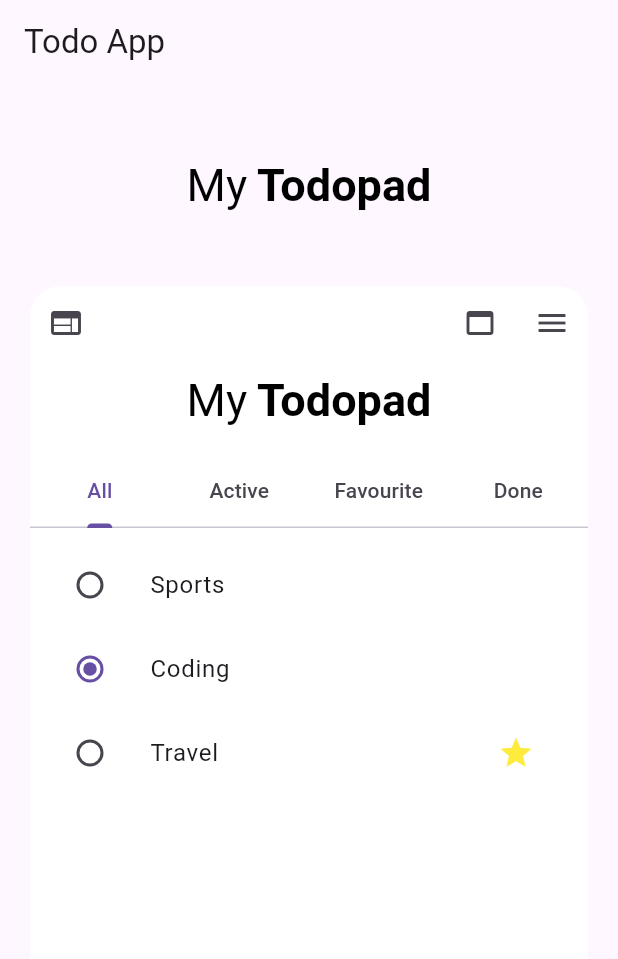
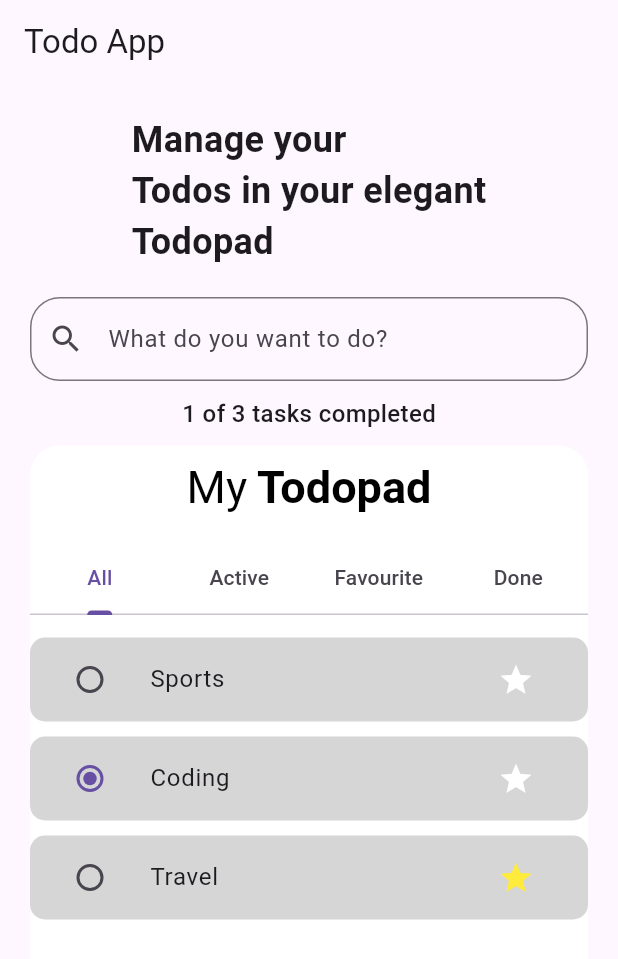
Before and after one commit to rajkc123/todoapp, a Flutter app: the screen it shows after launch, on a phone screen of 412 x 824 dp. Shown: the top 959 px of the screen. Run offline on Flutter 3.47's test engine with Material 3 defaults, Android fonts, the phone set to English and light mode, and no system bars; our stand-ins replace flutter_riverpod.

Commit message:
project done

```diff
--- a/lib/screen/todo_screen.dart
+++ b/lib/screen/todo_screen.dart
@@ -10,7 +10,8 @@ class TodoScreen extends ConsumerStatefulWidget {
   ConsumerState<TodoScreen> createState() => _TodoScreenState();
 }
 
-class _TodoScreenState extends ConsumerState<TodoScreen> with TickerProviderStateMixin {
+class _TodoScreenState extends ConsumerState<TodoScreen>
+    with TickerProviderStateMixin {
   late final TabController _tabController;
 
   @override
@@ -35,6 +36,7 @@ class _TodoScreenState extends ConsumerState<TodoScreen> with TickerProviderStat
         child: CircularProgressIndicator(),
       );
     } else {
+      final completedCount = todos.where((todo) => todo.isCompleted).length;
       return Scaffold(
         appBar: AppBar(
           title: const Text('Todo App'),
@@ -43,9 +45,34 @@ class _TodoScreenState extends ConsumerState<TodoScreen> with TickerProviderStat
           child: Column(
             mainAxisSize: MainAxisSize.max,
             children: [
-              const SizedBox(height: 40),
-              const HeaderWidget(),
-              const SizedBox(height: 40),
+              const SizedBox(height: 20),
+              const Padding(
+                padding: EdgeInsets.symmetric(horizontal: 20),
+                child: Text(
+                  'Manage your\nTodos in your elegant\nTodopad',
+                  style: TextStyle(
+                    fontSize: 24,
+                    fontWeight: FontWeight.bold,
+                  ),
+                ),
+              ),
+              const SizedBox(height: 20),
+              const Padding(
+                padding: EdgeInsets.symmetric(horizontal: 20),
+                child: SearchBar(),
+              ),
+              const SizedBox(height: 10),
+              Padding(
+                padding: const EdgeInsets.symmetric(horizontal: 20),
+                child: Text(
+                  '$completedCount of ${todos.length} tasks completed',
+                  style: const TextStyle(
+                    fontSize: 16,
+                    fontWeight: FontWeight.w500,
+                  ),
+                ),
+              ),
+              const SizedBox(height: 10),
               Expanded(
                 child: Padding(
                   padding: const EdgeInsets.symmetric(horizontal: 20),
@@ -59,8 +86,7 @@ class _TodoScreenState extends ConsumerState<TodoScreen> with TickerProviderStat
                     ),
                     child: Column(
                       children: [
-                        const TopRow(),
-                        const Header(),
+                        const HeaderWidget(),
                         Padding(
                           padding: const EdgeInsets.symmetric(vertical: 10),
                           child: TabBar(
@@ -72,7 +98,8 @@ class _TodoScreenState extends ConsumerState<TodoScreen> with TickerProviderStat
                               Tab(text: 'Done'),
                             ],
                             onTap: (index) {
-                              ref.read(todoFilterProvider.notifier).state = TodoFilter.values[index];
+                              ref.read(todoFilterProvider.notifier).state =
+                                  TodoFilter.values[index];
                             },
                           ),
                         ),
@@ -109,12 +136,20 @@ class TodoList extends ConsumerWidget {
       itemCount: todos.length,
       itemBuilder: (context, index) {
         final todo = todos[index];
-        return ListTile(
+        return Container(
+          margin: const EdgeInsets.symmetric(vertical: 5),
+          decoration: BoxDecoration(
+            color: Colors.grey[350],
+            borderRadius: BorderRadius.circular(10),
+          ),
+          child: ListTile(
             leading: Radio(
               value: todo.isCompleted,
               groupValue: true,
               onChanged: (value) {
-              ref.read(todoControllerProvider.notifier).updateTodoStatus(todo, !todo.isCompleted);
+                ref
+                    .read(todoControllerProvider.notifier)
+                    .updateTodoStatus(todo, !todo.isCompleted);
               },
             ),
             title: Text(todo.title),
@@ -122,10 +157,29 @@ class TodoList extends ConsumerWidget {
               onPressed: () {
                 ref.read(todoControllerProvider.notifier).updatePinned(todo);
               },
-            icon: Icon(Icons.star, color: todo.isPinned ? Colors.yellow : Colors.white),
+              icon: Icon(Icons.star,
+                  color: todo.isPinned ? Colors.yellow : Colors.white),
+            ),
           ),
         );
       },
+    );
+  }
+}
+
+class SearchBar extends StatelessWidget {
+  const SearchBar({super.key});
+
+  @override
+  Widget build(BuildContext context) {
+    return TextField(
+      decoration: InputDecoration(
+        hintText: 'What do you want to do?',
+        prefixIcon: const Icon(Icons.search),
+        border: OutlineInputBorder(
+          borderRadius: BorderRadius.circular(20),
+        ),
+      ),
     );
   }
 }
```
Lines whose indentation alone changed are shown as unchanged.
